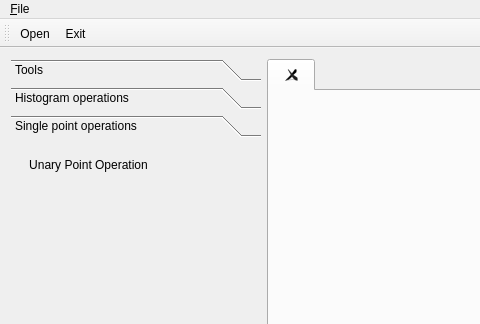
Shadasviar/APOD, file mainwindow.ui: the form before one commit; both pictures show x 0 to 480 and y 0 to 324 of the 873 by 649 pixel window.
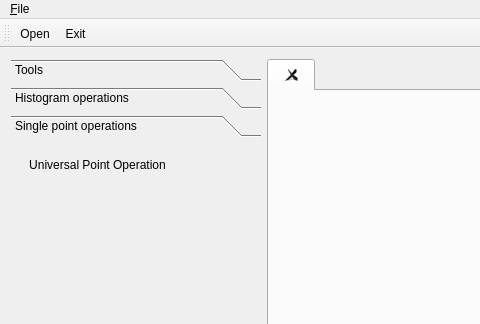
The form after the commit. The open tabs and pages were chosen to show the change. Icons and pictures are not drawn.

Patch:
```diff
--- a/mainwindow.ui
+++ b/mainwindow.ui
@@ -248,8 +248,8 @@
           <rect>
            <x>0</x>
            <y>0</y>
-           <width>250</width>
-           <height>391</height>
+           <width>268</width>
+           <height>374</height>
           </rect>
          </property>
          <attribute name="label">
@@ -259,7 +259,7 @@
           <item>
            <widget class="QToolButton" name="UPOButton">
             <property name="text">
-             <string>Unary Point Operation</string>
+             <string>Universal Point Operation</string>
             </property>
             <property name="icon">
              <iconset resource="images.qrc">
```
Left out of the diff: 4 changed lines with no effect on the pictures.
